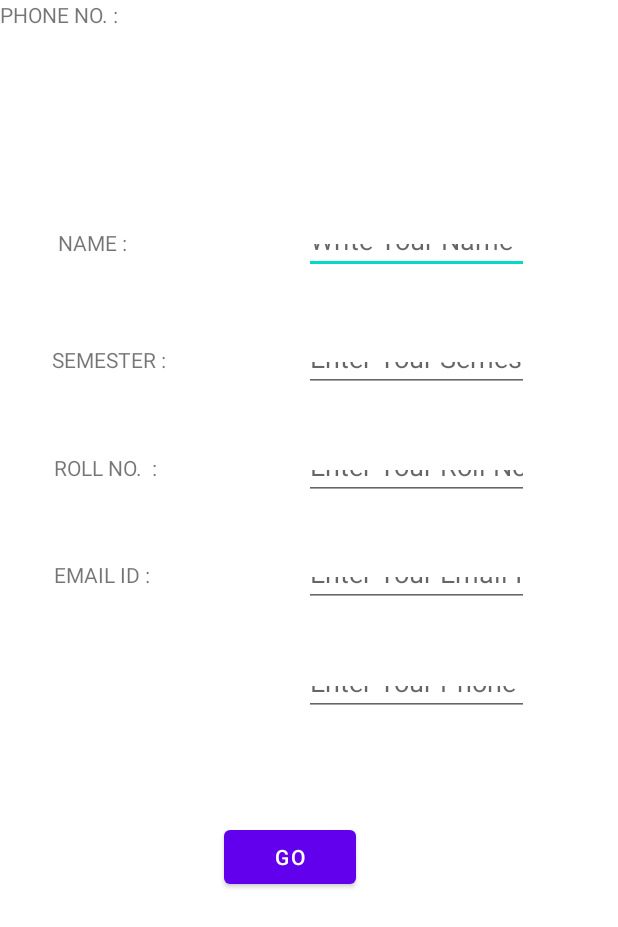
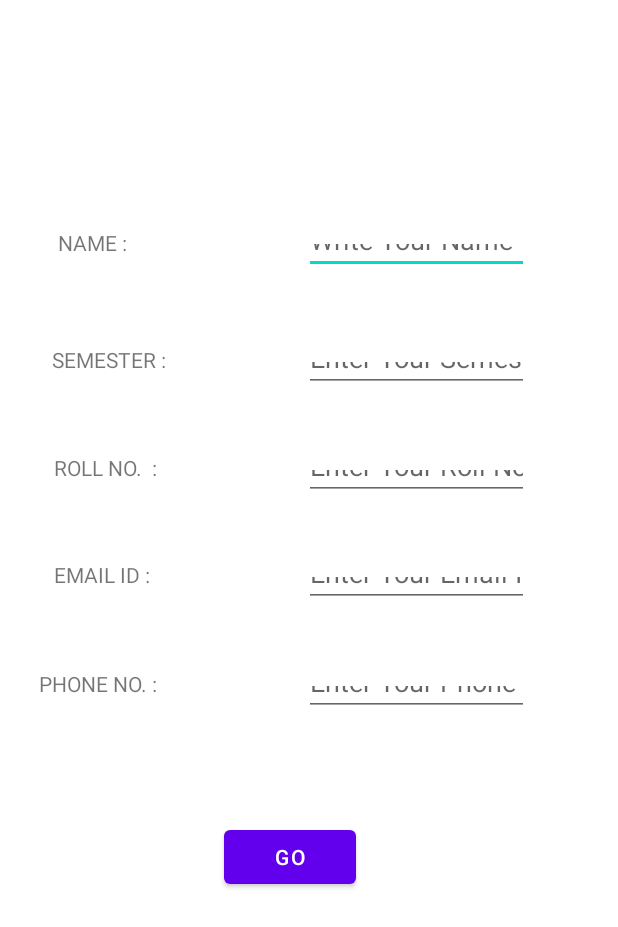
Before and after one commit to Shreyan-12345/QuestionApp-Demon-_Agora, an Android app: the layout activity_details_page.xml on its own in the app's theme, with its tools: preview values and no code run, on a phone screen of 412 x 824 dp. Shown: the top 927 px of the screen. Run offline under Robolectric (Android 15) with nearby library versions, the phone set to English and light mode, and no system bars.

Commit message:
yo yo yo

```diff
--- a/app/src/main/res/layout/activity_details_page.xml
+++ b/app/src/main/res/layout/activity_details_page.xml
@@ -145,6 +145,11 @@
         android:layout_width="wrap_content"
         android:layout_height="wrap_content"
         android:text="PHONE NO. :"
-        tools:layout_editor_absoluteX="37dp"
-        tools:layout_editor_absoluteY="393dp" />
+        app:layout_constraintBottom_toBottomOf="parent"
+        app:layout_constraintEnd_toEndOf="parent"
+        app:layout_constraintHorizontal_bias="0.078"
+        app:layout_constraintStart_toStartOf="parent"
+        app:layout_constraintTop_toTopOf="parent"
+        app:layout_constraintVertical_bias="0.554" />
+
 </androidx.constraintlayout.widget.ConstraintLayout>
```
Also changed, not shown: app/src/main/AndroidManifest.xml (+10 -7 lines), app/src/main/java/com/example/myapplication/Subject.java (added, +34 -0 lines), app/src/main/res/layout/activity_subject.xml (added, +18 -0 lines), app/src/main/res/values/strings.xml (+7 -0 lines). Lines whose indentation alone changed are shown as unchanged.
